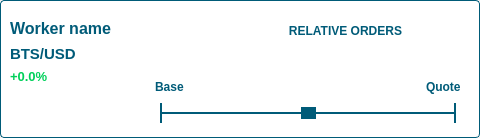
First picture: the form in dexbot/views/ui/worker_item_widget.ui, repository xeroc/stakemachine, before the edit.
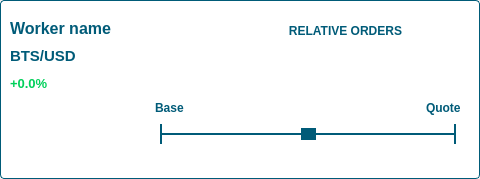
Second picture: the form after the edit. Icons and pictures are not drawn.

Commit message: a fairly basic status system. Each wroker item gets a label a the bottom which is updated with new log entries of INFO?WARNING level for that worker. Some new logging commands added so users get a steady stream of updates as the worker is running,

Patch:
```diff
--- a/dexbot/views/ui/worker_item_widget.ui
+++ b/dexbot/views/ui/worker_item_widget.ui
@@ -10,7 +10,7 @@
     <x>0</x>
     <y>0</y>
     <width>480</width>
-    <height>138</height>
+    <height>179</height>
    </rect>
   </property>
   <property name="sizePolicy">
@@ -548,6 +548,13 @@
         </item>
        </layout>
       </item>
+      <item row="4" column="0">
+       <widget class="QLabel" name="worker_status">
+        <property name="text">
+         <string/>
+        </property>
+       </widget>
+      </item>
      </layout>
     </widget>
    </item>
```
The commit also changes 7 other files.
